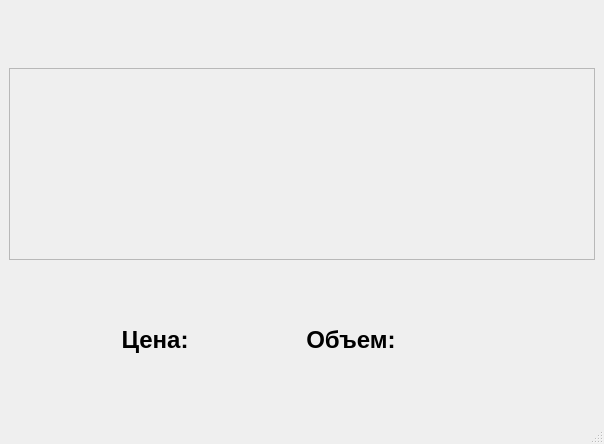
Above: sort.ui from pavel-commits/coffee_programm before the change. Below: the same form after it.
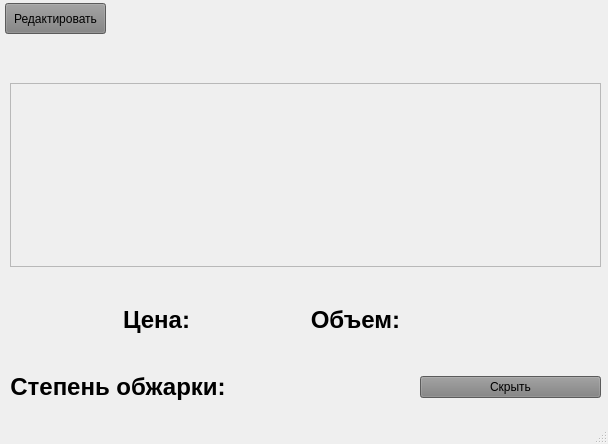
That is the form after the change.

```diff
--- a/sort.ui
+++ b/sort.ui
@@ -6,7 +6,7 @@
    <rect>
     <x>0</x>
     <y>0</y>
-    <width>604</width>
+    <width>608</width>
     <height>444</height>
    </rect>
   </property>
@@ -14,6 +14,15 @@
    <string>MainWindow</string>
   </property>
   <widget class="QWidget" name="centralwidget">
+   <widget class="QWidget" name="verticalLayoutWidget">
+    <property name="geometry">
+     <rect>
+      <x>10</x>
+      <y>50</y>
+      <width>591</width>
+      <height>351</height>
+     </rect>
+    </property>
    <layout class="QVBoxLayout" name="verticalLayout">
     <item>
      <spacer name="verticalSpacer_3">
@@ -111,7 +120,58 @@
       </property>
      </spacer>
     </item>
-   </layout>
+     <item>
+      <layout class="QHBoxLayout" name="horizontalLayout_2">
+       <item>
+        <widget class="QLabel" name="label_6">
+         <property name="text">
+          <string>&lt;html&gt;&lt;head/&gt;&lt;body&gt;&lt;p&gt;&lt;span style=&quot; font-size:18pt; font-weight:600;&quot;&gt;Степень обжарки:&lt;/span&gt;&lt;/p&gt;&lt;/body&gt;&lt;/html&gt;</string>
+         </property>
+         <property name="alignment">
+          <set>Qt::AlignCenter</set>
+         </property>
+        </widget>
+       </item>
+       <item>
+        <widget class="QLabel" name="label_7">
+         <property name="text">
+          <string/>
+         </property>
+         <property name="alignment">
+          <set>Qt::AlignCenter</set>
+         </property>
+        </widget>
+       </item>
+       <item>
+        <widget class="QPushButton" name="pushButton_2">
+         <property name="styleSheet">
+          <string notr="true">background-color: rgb(128, 128, 128);</string>
+         </property>
+         <property name="text">
+          <string>Скрыть</string>
+         </property>
+        </widget>
+       </item>
+      </layout>
+     </item>
+    </layout>
+   </widget>
+   <widget class="QPushButton" name="pushButton">
+    <property name="geometry">
+     <rect>
+      <x>5</x>
+      <y>3</y>
+      <width>101</width>
+      <height>31</height>
+     </rect>
+    </property>
+    <property name="styleSheet">
+     <string notr="true">background-color: rgb(128, 128, 128);</string>
+    </property>
+    <property name="text">
+     <string>Редактировать</string>
+    </property>
+   </widget>
   </widget>
   <widget class="QMenuBar" name="menubar">
    <property name="geometry">
```
Left out of the diff: 2 changed lines with no effect on the pictures. Lines whose indentation alone changed are shown as unchanged.
